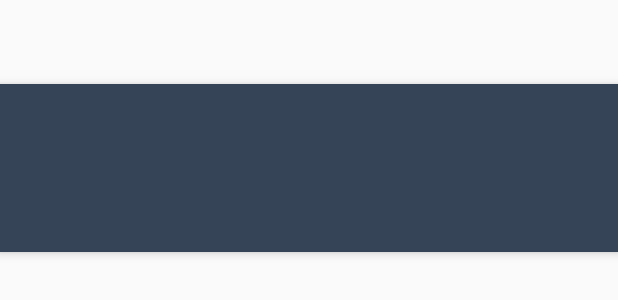
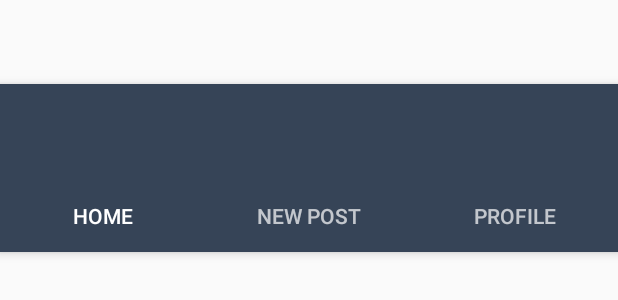
Before and after one commit to javiergzz/android-app, an Android app: the layout activity_main.xml on its own in the app's theme, with its tools: preview values and no code run, on a phone screen of 412 x 824 dp. Shown: the top 300 px of the screen. Run offline under Robolectric (Android 15) with nearby library versions, the phone set to English and light mode, and no system bars.

Commit message:
Cambios a layout principal

```diff
--- a/app/src/main/java/com/grahm/livepost/activities/SplashScreen.java
+++ b/app/src/main/java/com/grahm/livepost/activities/SplashScreen.java
@@ -28,7 +28,7 @@ public class SplashScreen extends AppCompatActivity {
         new Handler().postDelayed(new Runnable() {
             @Override
             public void run() {
-                Class activity = MainActivity.class;
+                Class activity = SignUpPage.class;
                 Intent mainIntent = new Intent(SplashScreen.this, activity);
                 SplashScreen.this.startActivity(mainIntent);
                 SplashScreen.this.finish();
--- a/app/src/main/res/layout/activity_login.xml
+++ b/app/src/main/res/layout/activity_login.xml
@@ -1,6 +1,6 @@
 <LinearLayout xmlns:android="http://schemas.android.com/apk/res/android"
     xmlns:tools="http://schemas.android.com/tools"
-    android:id="@+id/login_background"
+    android:id="@+id/login_background_main"
     android:layout_width="match_parent"
     android:layout_height="match_parent"
     android:gravity="center_horizontal"
@@ -9,7 +9,7 @@
     android:paddingLeft="@dimen/activity_horizontal_margin"
     android:paddingRight="@dimen/activity_horizontal_margin"
     android:paddingTop="@dimen/activity_vertical_margin"
-    tools:context="com.livepost.javiergzzr.activities.LoginActivity">
+    tools:context="com.grahm.livepost.activities.LoginActivity">
 
     <!-- Login progress -->
     <ProgressBar
--- a/app/src/main/res/layout/activity_main.xml
+++ b/app/src/main/res/layout/activity_main.xml
@@ -29,14 +29,33 @@
         <android.support.design.widget.TabLayout
             android:id="@+id/tabs"
             android:layout_width="match_parent"
-            android:layout_height="wrap_content" />
+            android:layout_height="wrap_content" >
+            <android.support.design.widget.TabItem
+                android:id="@+id/tab_home"
+                android:tag="home"
+                android:text="@string/tab_name_home"
+                android:layout_width="wrap_content"
+                android:layout_height="wrap_content" />
+            <android.support.design.widget.TabItem
+                android:id="@+id/tab_new"
+                android:tag="new"
+                android:text="@string/tab_name_new"
+                android:layout_width="wrap_content"
+                android:layout_height="wrap_content" />
+            <android.support.design.widget.TabItem
+                android:id="@+id/tab_profile"
+                android:tag="profile"
+                android:text="@string/tab_name_profile"
+                android:layout_width="wrap_content"
+                android:layout_height="wrap_content" />
 
+        </android.support.design.widget.TabLayout>
     </android.support.design.widget.AppBarLayout>
 
-    <android.support.v4.view.ViewPager
+    <FrameLayout
         android:id="@+id/container"
         android:layout_width="match_parent"
-        android:layout_height="match_parent"
-        app:layout_behavior="@string/appbar_scrolling_view_behavior" />
+        android:layout_height="wrap_content"
+        android:layout_above="@+id/nav_menu"/>
 
 </android.support.design.widget.CoordinatorLayout>
--- a/app/src/main/res/layout/activity_registration.xml
+++ b/app/src/main/res/layout/activity_registration.xml
@@ -6,7 +6,7 @@
     android:background="@android:color/white"
     android:gravity="center_horizontal"
     android:orientation="vertical"
-    tools:context="com.livepost.javiergzzr.activities.RegistrationActivity">
+    tools:context="com.grahm.livepost.activities.RegistrationActivity">
 
     <LinearLayout
         android:layout_width="match_parent"
--- a/app/src/main/res/layout/activity_sign_up_page.xml
+++ b/app/src/main/res/layout/activity_sign_up_page.xml
@@ -10,8 +10,8 @@
 
     <ImageView
         android:id="@+id/fullscreen_content"
-        android:layout_width="384dp"
-        android:layout_height="640dp"
+        android:layout_width="match_parent"
+        android:layout_height="match_parent"
         android:layout_centerHorizontal="true"
         android:layout_centerVertical="true"
         android:adjustViewBounds="true"
--- a/app/src/main/res/values/strings.xml
+++ b/app/src/main/res/values/strings.xml
@@ -9,7 +9,7 @@
     <string name="title_activity_main">MainActivity</string>
     <string name="action_settings">Settings</string>
     <string name="section_format">Hello World from section: %1$d</string>
-    <string name="firebase_url">https://livepost-qa.firebaseio.com</string>
+    <string name="firebase_url">https://livepost-dev.firebaseio.com/</string>
     <string name="amazon_image_path">"http://sessionsandroid.s3.amazonaws.com/images/"</string>
     <string name="delete_text">Are you sure you want to delete this story?</string>
     <string name="delete_confirm">Delete</string>
--- a/app/src/main/res/values/styles.xml
+++ b/app/src/main/res/values/styles.xml
@@ -32,4 +32,13 @@
 
     <style name="AppTheme.PopupOverlay" parent="ThemeOverlay.AppCompat.Light" />
 
+
+    <style name="Theme.Transparent" parent="Theme.AppCompat.Light.NoActionBar">
+        <item name="android:windowIsTranslucent">true</item>
+        <item name="android:windowBackground">@android:color/transparent</item>
+        <item name="android:windowNoTitle">true</item>
+        <item name="android:backgroundDimEnabled">true</item>
+    </style>
+
+
 </resources>
```
Also changed, not shown: app/src/main/AndroidManifest.xml (+35 -1 lines), app/src/main/java/com/grahm/livepost/activities/LoginActivity.java (+7 -13 lines), app/src/main/java/com/grahm/livepost/activities/MainActivity.java (+90 -25 lines), app/src/main/java/com/grahm/livepost/fragments/HomeFragment.java (+6 -5 lines), app/src/main/res/menu/menu_main.xml (+9 -0 lines).
